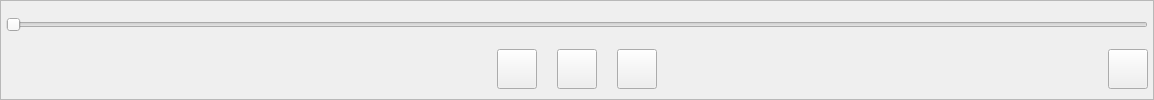
First picture: the form in src/Component/videotool.ui, repository honoka-lover/NokaChat, before the edit.
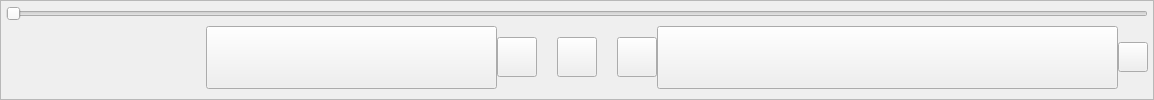
Second picture: the form after the edit.

Patch:
```diff
--- a/src/Component/videotool.ui
+++ b/src/Component/videotool.ui
@@ -37,7 +37,7 @@
      <property name="frameShadow">
       <enum>QFrame::Raised</enum>
      </property>
-     <layout class="QVBoxLayout" name="verticalLayout">
+     <layout class="QVBoxLayout" name="verticalLayout" stretch="1,3">
       <property name="spacing">
        <number>0</number>
       </property>
@@ -56,11 +56,17 @@
       <item>
        <widget class="QSlider" name="timeSlider">
         <property name="sizePolicy">
-         <sizepolicy hsizetype="Preferred" vsizetype="Preferred">
+         <sizepolicy hsizetype="Expanding" vsizetype="Expanding">
           <horstretch>0</horstretch>
           <verstretch>0</verstretch>
          </sizepolicy>
         </property>
+        <property name="minimumSize">
+         <size>
+          <width>0</width>
+          <height>22</height>
+         </size>
+        </property>
         <property name="orientation">
          <enum>Qt::Horizontal</enum>
         </property>
@@ -105,30 +111,17 @@
            </widget>
           </item>
           <item>
-           <spacer name="horizontalSpacer">
-            <property name="orientation">
-             <enum>Qt::Horizontal</enum>
+           <widget class="QToolButton" name="whiteButton_2">
+            <property name="sizePolicy">
+             <sizepolicy hsizetype="Expanding" vsizetype="Expanding">
+              <horstretch>0</horstretch>
+              <verstretch>0</verstretch>
+             </sizepolicy>
             </property>
-            <property name="sizeHint" stdset="0">
-             <size>
-              <width>40</width>
-              <height>20</height>
-             </size>
+            <property name="text">
+             <string/>
             </property>
-           </spacer>
-          </item>
-          <item>
-           <spacer name="horizontalSpacer_3">
-            <property name="orientation">
-             <enum>Qt::Horizontal</enum>
-            </property>
-            <property name="sizeHint" stdset="0">
-             <size>
-              <width>40</width>
-              <height>20</height>
-             </size>
-            </property>
-           </spacer>
+           </widget>
           </item>
          </layout>
         </item>
@@ -190,37 +183,24 @@
            <number>10</number>
           </property>
           <item>
-           <spacer name="horizontalSpacer_2">
-            <property name="orientation">
-             <enum>Qt::Horizontal</enum>
+           <widget class="QToolButton" name="whiteButton">
+            <property name="sizePolicy">
+             <sizepolicy hsizetype="Expanding" vsizetype="Expanding">
+              <horstretch>0</horstretch>
+              <verstretch>0</verstretch>
+             </sizepolicy>
             </property>
-            <property name="sizeHint" stdset="0">
-             <size>
-              <width>40</width>
-              <height>20</height>
-             </size>
+            <property name="text">
+             <string/>
             </property>
-           </spacer>
-          </item>
-          <item>
-           <spacer name="horizontalSpacer_4">
-            <property name="orientation">
-             <enum>Qt::Horizontal</enum>
-            </property>
-            <property name="sizeHint" stdset="0">
-             <size>
-              <width>40</width>
-              <height>20</height>
-             </size>
-            </property>
-           </spacer>
+           </widget>
           </item>
           <item>
            <widget class="QToolButton" name="volumnButton">
             <property name="minimumSize">
              <size>
-              <width>40</width>
-              <height>40</height>
+              <width>30</width>
+              <height>30</height>
              </size>
             </property>
             <property name="text">
```
